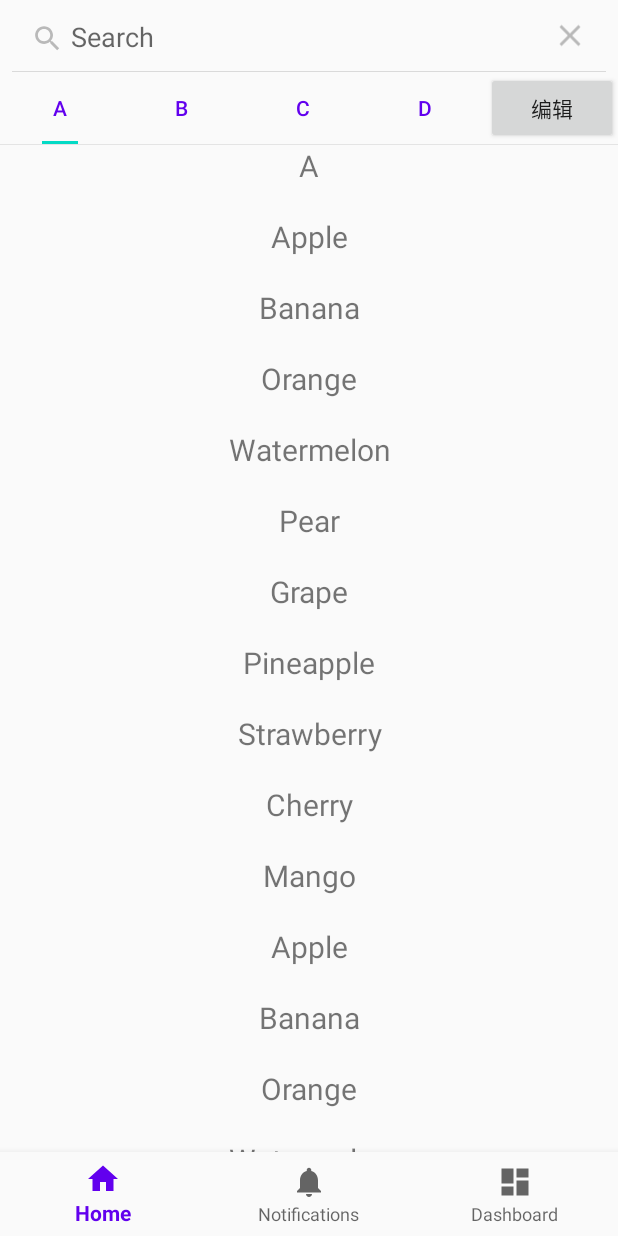
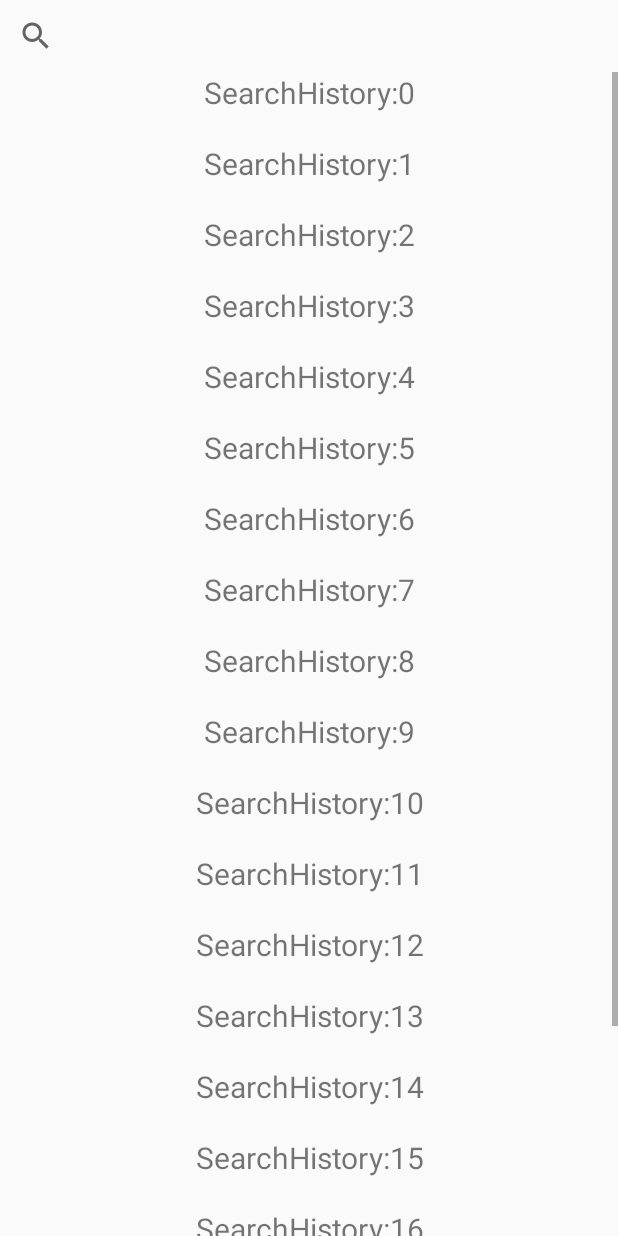
Before and after one commit to Andision/JavaNews, an Android app: the screen it shows after launch (MainActivity before the commit, SearchActivity after it), after a tap on "Search", on a phone screen of 412 x 824 dp. Run offline under Robolectric (Android 15) with nearby library versions, the phone set to English and light mode, and no system bars; our stand-ins replace FlexboxLayout, navigation-ui.

Commit message:
Add SearchHistoryActivity

```diff
--- a/app/src/main/AndroidManifest.xml
+++ b/app/src/main/AndroidManifest.xml
@@ -37,6 +37,9 @@
         <activity android:name="com.example.CONVID19News.ui.home.TabEditActivity">
         </activity>
 
+        <activity android:name="com.example.CONVID19News.ui.home.SearchActivity">
+        </activity>
+
 
 
     </application>
--- a/app/src/main/java/com/example/CONVID19News/ui/home/HomeFragment.java
+++ b/app/src/main/java/com/example/CONVID19News/ui/home/HomeFragment.java
@@ -7,6 +7,7 @@ import android.view.View;
 import android.view.ViewGroup;
 import android.widget.Button;
 import android.widget.SearchView;
+import android.widget.TextView;
 import android.widget.Toast;
 
 import androidx.annotation.NonNull;
@@ -31,7 +32,6 @@ public class HomeFragment extends Fragment {
     private List<Fragment> fragmentList = new ArrayList<Fragment>();
 //    private static String[] strings = new String[]{"A","B","C","D"};
     private static String[] strings =myData.getTabStrings().toArray(new String[myData.getTabStrings().size()]);
-    SearchView searchView;
 
 
     public View onCreateView(@NonNull LayoutInflater inflater,
@@ -62,37 +62,51 @@ public class HomeFragment extends Fragment {
 
 
         //set SearchView--------------------------------------------
-        searchView=root.findViewById(R.id.view_search);
-//        searchView.setQueryHint("Search");
-//        searchView.setIconified(false);
-        searchView.setIconifiedByDefault(true);
-//        searchView.setFocusable(false);
-//        searchView.clearFocus();
-        searchView.setOnQueryTextListener(new SearchView.OnQueryTextListener() {
-            //单机搜索按钮时激发该方法
+
+        TextView textView=root.findViewById(R.id.view_search);
+        textView.setOnClickListener(new View.OnClickListener() {
             @Override
-            public boolean onQueryTextSubmit(String query) {
-                //实际应用中应该在该方法内执行实际查询，此处仅使用Toast显示用户输入的查询内容
-                Toast.makeText(getActivity(), "Your Input: " + query,
-                        Toast.LENGTH_SHORT).show();
-                searchView.clearFocus();
-                return false;
-            }
+            public void onClick(View view) {
+//                Toast.makeText(getActivity(), "实现点击TextView事件", Toast.LENGTH_SHORT).show();
 
-            //用户输入字符时激发该方法
-            @Override
-            public boolean onQueryTextChange(String newText) {
-//                //如果newText不是长度为0的字符串
-//                if (TextUtils.isEmpty(newText)) {
-//                    //清除ListView的过滤
-//                    listView.clearTextFilter();
-//                } else {
-//                    //使用用户输入的内容对ListView的列表项进行过滤
-//                    listView.setFilterText(newText);
-//                }
-                return true;
+                Intent intent = new Intent();
+                intent.setClass(getActivity(), SearchActivity.class);
+                startActivity(intent);
+//                startActivityForResult(intent,100);
             }
         });
+
+
+//        searchView=root.findViewById(R.id.view_search);
+////        searchView.setQueryHint("Search");
+////        searchView.setIconified(false);
+//        searchView.setIconifiedByDefault(true);
+////        searchView.setFocusable(false);
+////        searchView.clearFocus();
+//        searchView.setOnQueryTextListener(new SearchView.OnQueryTextListener() {
+//            //单机搜索按钮时激发该方法
+//            @Override
+//            public boolean onQueryTextSubmit(String query) {
+//                //实际应用中应该在该方法内执行实际查询，此处仅使用Toast显示用户输入的查询内容
+//                Toast.makeText(getActivity(), "Your Input: " + query,Toast.LENGTH_SHORT).show();
+//                searchView.clearFocus();
+//                return false;
+//            }
+//
+//            //用户输入字符时激发该方法
+//            @Override
+//            public boolean onQueryTextChange(String newText) {
+////                //如果newText不是长度为0的字符串
+////                if (TextUtils.isEmpty(newText)) {
+////                    //清除ListView的过滤
+////                    listView.clearTextFilter();
+////                } else {
+////                    //使用用户输入的内容对ListView的列表项进行过滤
+////                    listView.setFilterText(newText);
+////                }
+//                return true;
+//            }
+//        });
 
 
         //set SearchView**********************************************
@@ -103,7 +117,7 @@ public class HomeFragment extends Fragment {
         tabEditButton.setOnClickListener(new View.OnClickListener() {
             @Override
             public void onClick(View view) {
-                Toast.makeText(getActivity(), "TABEDITBTN", Toast.LENGTH_LONG).show();
+//                Toast.makeText(getActivity(), "TABEDITBTN", Toast.LENGTH_LONG).show();
 
 //                tab_layout.removeTabAt(1);
 //                fragmentList.remove(1);
--- a/app/src/main/java/com/example/CONVID19News/ui/home/ListFragment.java
+++ b/app/src/main/java/com/example/CONVID19News/ui/home/ListFragment.java
@@ -29,23 +29,6 @@ public class ListFragment extends Fragment {
     private List<Fruit> fruitList = new ArrayList<>();
 
     String test;
-
-    @Override
-    public void setUserVisibleHint(boolean isVisibleToUser) {
-        super.setUserVisibleHint(isVisibleToUser);
-
-        if (isVisibleToUser) {
-
-//            System.out.println("BACK");
-//            Toast.makeText(getContext(), "BBBBB",Toast.LENGTH_SHORT).show();
-            //相当于Fragment的onResume，为true时，Fragment已经可见
-        }
-//        else {
-//            Toast.makeText(getActivity(), "CCCCC",Toast.LENGTH_SHORT).show();
-//            //相当于Fragment的onPause，为false时，Fragment不可见
-//
-//        }
-    }
 
     public ListFragment() {
         // Required empty public constructor
--- /dev/null
+++ b/app/src/main/java/com/example/CONVID19News/ui/home/SearchActivity.java
@@ -0,0 +1,54 @@
+package com.example.CONVID19News.ui.home;
+
+import android.app.Activity;
+import android.os.Bundle;
+import android.os.Handler;
+import android.view.LayoutInflater;
+import android.view.View;
+import android.view.ViewGroup;
+import android.widget.EditText;
+import android.widget.TextView;
+import android.widget.Toast;
+
+import androidx.annotation.NonNull;
+import androidx.annotation.Nullable;
+import androidx.fragment.app.Fragment;
+import androidx.recyclerview.widget.LinearLayoutManager;
+import androidx.recyclerview.widget.RecyclerView;
+import androidx.swiperefreshlayout.widget.SwipeRefreshLayout;
+
+import com.example.CONVID19News.R;
+import com.example.CONVID19News.myData;
+import com.google.android.flexbox.FlexboxLayout;
+
+import java.util.ArrayList;
+import java.util.List;
+
+public class SearchActivity extends Activity {
+
+    private List<Fruit> fruitList = new ArrayList<>();
+
+    @Override
+    protected void onCreate(Bundle savedInstanceState) {
+        super.onCreate(savedInstanceState);
+        setContentView(R.layout.activity_search);
+
+        initFruits();
+        RecyclerView recyclerView = (RecyclerView) findViewById(R.id.list_searchhistroy);
+        recyclerView.setHasFixedSize(true);
+
+        final LinearLayoutManager layoutManager = new LinearLayoutManager(this);
+        recyclerView.setLayoutManager(layoutManager);
+
+        final SearchHistoryAdapter adapter = new SearchHistoryAdapter(fruitList);
+        recyclerView.setAdapter(adapter);
+
+    }
+
+    private void initFruits() {
+        for (int i = 0; i < 20; i++) {
+            Fruit apple = new Fruit("SearchHistory:" + i);
+            fruitList.add(apple);
+        }
+    }
+}
--- /dev/null
+++ b/app/src/main/java/com/example/CONVID19News/ui/home/SearchHistoryAdapter.java
@@ -0,0 +1,69 @@
+package com.example.CONVID19News.ui.home;
+
+import android.content.Intent;
+import android.os.Bundle;
+import android.os.Handler;
+import android.os.Looper;
+import android.view.Gravity;
+import android.view.LayoutInflater;
+import android.view.View;
+import android.view.ViewGroup;
+import android.widget.TextView;
+import android.widget.Toast;
+
+import androidx.recyclerview.widget.RecyclerView;
+
+import com.example.CONVID19News.R;
+import com.example.CONVID19News.news.NewsActivity;
+
+import java.util.List;
+
+public class SearchHistoryAdapter extends RecyclerView.Adapter<SearchHistoryAdapter.ViewHolder> {
+
+    private List<Fruit> mFruitList;
+
+    static class ViewHolder extends RecyclerView.ViewHolder {
+        TextView fruitName;
+
+        public ViewHolder(View view) {
+            super(view);
+            fruitName = (TextView) view.findViewById(R.id.fruitname);
+        }
+
+    }
+
+    public SearchHistoryAdapter(List<Fruit> fruitList) {
+        mFruitList = fruitList;
+    }
+
+
+    @Override
+
+    public ViewHolder onCreateViewHolder(ViewGroup parent, int viewType) {
+        View view = LayoutInflater.from(parent.getContext()).inflate(R.layout.fruit_item, parent, false);
+        ViewHolder holder = new ViewHolder(view);
+        return holder;
+    }
+
+    @Override
+    public void onBindViewHolder(final ViewHolder holder, final int position) {
+        Fruit fruit = mFruitList.get(position);
+        holder.fruitName.setText(fruit.getName());
+        holder.fruitName.setGravity(Gravity.CENTER);
+//        holder.fruitName.setWidth(get);
+
+        holder.itemView.setOnClickListener(new View.OnClickListener() {
+            @Override
+            public void onClick(View view) {
+                Toast.makeText(holder.fruitName.getContext(), "History被点击了", Toast.LENGTH_SHORT).show();
+            }
+        });
+
+    }
+
+    @Override
+    public int getItemCount() {
+        return mFruitList.size();
+    }
+
+}
--- a/app/src/main/java/com/example/CONVID19News/ui/home/TabEditActivity.java
+++ b/app/src/main/java/com/example/CONVID19News/ui/home/TabEditActivity.java
@@ -9,8 +9,6 @@ import android.widget.TextView;
 import com.example.CONVID19News.R;
 import com.google.android.flexbox.FlexboxLayout;
 
-import java.util.ArrayList;
-import java.util.Arrays;
 import java.util.List;
 
 import com.example.CONVID19News.myData;
@@ -29,7 +27,7 @@ public class TabEditActivity extends Activity{
     @Override
     protected void onCreate(Bundle savedInstanceState) {
         super.onCreate(savedInstanceState);
-        setContentView(R.layout.fragment_tabedit);
+        setContentView(R.layout.activity_tabedit);
 
         initView();
         initLabelData();
--- /dev/null
+++ b/app/src/main/res/layout/activity_search.xml
@@ -0,0 +1,75 @@
+<?xml version="1.0" encoding="utf-8"?>
+<LinearLayout xmlns:android="http://schemas.android.com/apk/res/android"
+        xmlns:app="http://schemas.android.com/apk/res-auto"
+        android:layout_width="match_parent"
+        android:layout_height="match_parent"
+        xmlns:tools="http://schemas.android.com/tools"
+        android:orientation="vertical"
+
+        android:focusable="true"
+        android:focusableInTouchMode="true"
+
+        >
+
+    <SearchView
+            android:id="@+id/view_search"
+            android:layout_width="match_parent"
+            android:layout_height="wrap_content"
+            android:queryHint="Search"
+            />
+
+    <androidx.recyclerview.widget.RecyclerView
+            android:layout_width="match_parent"
+            android:layout_height="match_parent"
+            android:id="@+id/list_searchhistroy"
+            android:scrollbars="vertical"
+            />
+
+<!--    <LinearLayout-->
+<!--            xmlns:android="http://schemas.android.com/apk/res/android"-->
+<!--            xmlns:app="http://schemas.android.com/apk/res-auto"-->
+<!--            android:layout_width="match_parent"-->
+<!--            android:layout_height="wrap_content"-->
+<!--            android:orientation="horizontal">-->
+<!--        <com.google.android.material.tabs.TabLayout-->
+<!--                android:id="@+id/tab_layout"-->
+<!--                android:layout_width="wrap_content"-->
+<!--                android:layout_height="wrap_content"-->
+<!--                android:layout_weight="1"-->
+<!--                app:tabGravity="fill"-->
+<!--                app:tabMaxWidth="0dp"-->
+<!--                app:tabIndicatorColor="@color/colorAccent"-->
+<!--                app:tabSelectedTextColor="@color/colorPrimary"-->
+<!--                app:tabTextColor="@color/colorPrimary"-->
+<!--                app:tabIndicatorFullWidth="false"-->
+<!--                >-->
+
+<!--        </com.google.android.material.tabs.TabLayout>-->
+
+
+<!--        <Button-->
+<!--                android:id="@+id/button_tabedit"-->
+<!--                android:layout_width="wrap_content"-->
+<!--                android:layout_height="wrap_content"-->
+<!--                android:text="编辑"-->
+<!--                tools:ignore="MissingConstraints" />-->
+<!--    </LinearLayout>-->
+
+<!--    <View-->
+<!--            android:layout_width="match_parent"-->
+<!--            android:layout_height="0.5dp"-->
+<!--            android:background="#E4E4E4"-->
+<!--            android:focusable="true"-->
+<!--            android:focusableInTouchMode="true"-->
+<!--            ></View>-->
+
+<!--    <androidx.viewpager.widget.ViewPager-->
+<!--            android:id="@+id/vp"-->
+<!--            android:layout_width="match_parent"-->
+<!--            android:layout_height="match_parent" >-->
+
+<!--    </androidx.viewpager.widget.ViewPager>-->
+
+
+
+</LinearLayout>
--- a/app/src/main/res/layout/fragment_tabedit.xml
+++ b/app/src/main/res/layout/activity_tabedit.xml
@@ -44,7 +44,7 @@
             android:layout_height="wrap_content"
             android:layout_marginLeft="15dp"
             android:layout_marginTop="15dp"
-            android:text="推荐关键词"
+            android:text="Other Categorys"
             android:textSize="12sp"
             app:layout_constraintStart_toStartOf="parent"
             app:layout_constraintTop_toBottomOf="@+id/line_view"/>
--- a/app/src/main/res/layout/fragment_home.xml
+++ b/app/src/main/res/layout/fragment_home.xml
@@ -11,12 +11,22 @@
 
         >
 
-    <SearchView
-            android:id="@+id/view_search"
-            android:layout_width="match_parent"
-            android:layout_height="wrap_content"
-            android:queryHint="Search"
-            />
+<!--    <SearchView-->
+<!--            android:id="@+id/view_search"-->
+<!--            android:layout_width="match_parent"-->
+<!--            android:layout_height="wrap_content"-->
+<!--            android:queryHint="Search"-->
+<!--            />-->
+
+        <TextView
+                android:text="Search"
+                android:id="@+id/view_search"
+                android:layout_width="match_parent"
+                android:layout_height="?attr/actionBarSize"
+                android:gravity="center_vertical|left"
+                android:textSize="70px"
+
+                />
 
     <LinearLayout
             xmlns:android="http://schemas.android.com/apk/res/android"
```
